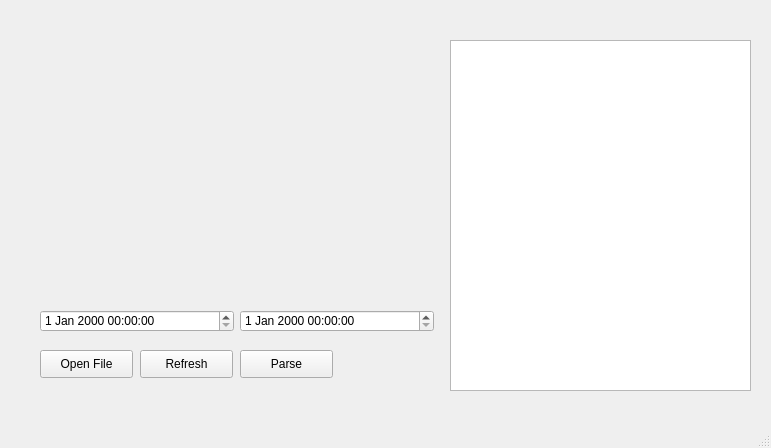
msb002/MHDlab, file Analysis/Post Processing/Layout.ui: the form before one commit.
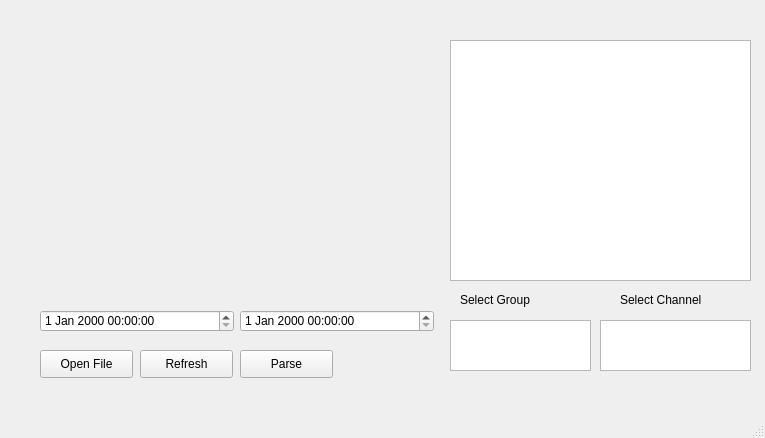
The form after the commit.

Commit message: get updating display of groups and channels

Patch:
```diff
--- a/Analysis/Post Processing/Layout.ui
+++ b/Analysis/Post Processing/Layout.ui
@@ -6,8 +6,8 @@
    <rect>
     <x>0</x>
     <y>0</y>
-    <width>771</width>
-    <height>448</height>
+    <width>765</width>
+    <height>438</height>
    </rect>
   </property>
   <property name="windowTitle">
@@ -79,7 +79,7 @@
       <x>450</x>
       <y>40</y>
       <width>301</width>
-      <height>351</height>
+      <height>241</height>
      </rect>
     </property>
    </widget>
@@ -93,6 +93,106 @@
      </rect>
     </property>
    </widget>
+   <widget class="QListWidget" name="selectChannel">
+    <property name="geometry">
+     <rect>
+      <x>600</x>
+      <y>320</y>
+      <width>151</width>
+      <height>51</height>
+     </rect>
+    </property>
+    <property name="isWrapping" stdset="0">
+     <bool>false</bool>
+    </property>
+    <property name="resizeMode">
+     <enum>QListView::Fixed</enum>
+    </property>
+    <property name="spacing">
+     <number>1</number>
+    </property>
+    <property name="viewMode">
+     <enum>QListView::ListMode</enum>
+    </property>
+    <property name="modelColumn">
+     <number>0</number>
+    </property>
+    <property name="wordWrap">
+     <bool>false</bool>
+    </property>
+    <property name="selectionRectVisible">
+     <bool>false</bool>
+    </property>
+    <property name="currentRow">
+     <number>-1</number>
+    </property>
+    <property name="sortingEnabled">
+     <bool>false</bool>
+    </property>
+   </widget>
+   <widget class="QLabel" name="label">
+    <property name="geometry">
+     <rect>
+      <x>620</x>
+      <y>290</y>
+      <width>91</width>
+      <height>20</height>
+     </rect>
+    </property>
+    <property name="text">
+     <string>Select Channel</string>
+    </property>
+   </widget>
+   <widget class="QLabel" name="label_2">
+    <property name="geometry">
+     <rect>
+      <x>460</x>
+      <y>290</y>
+      <width>91</width>
+      <height>20</height>
+     </rect>
+    </property>
+    <property name="text">
+     <string>Select Group</string>
+    </property>
+   </widget>
+   <widget class="QListWidget" name="selectGroup">
+    <property name="geometry">
+     <rect>
+      <x>450</x>
+      <y>320</y>
+      <width>141</width>
+      <height>51</height>
+     </rect>
+    </property>
+    <property name="isWrapping" stdset="0">
+     <bool>false</bool>
+    </property>
+    <property name="resizeMode">
+     <enum>QListView::Fixed</enum>
+    </property>
+    <property name="spacing">
+     <number>1</number>
+    </property>
+    <property name="viewMode">
+     <enum>QListView::ListMode</enum>
+    </property>
+    <property name="modelColumn">
+     <number>0</number>
+    </property>
+    <property name="wordWrap">
+     <bool>false</bool>
+    </property>
+    <property name="selectionRectVisible">
+     <bool>false</bool>
+    </property>
+    <property name="currentRow">
+     <number>-1</number>
+    </property>
+    <property name="sortingEnabled">
+     <bool>false</bool>
+    </property>
+   </widget>
   </widget>
   <widget class="QMenuBar" name="menubar">
    <property name="geometry">
```
Left out of the diff: 2 changed lines with no effect on the pictures. The commit also changes 2 other files.
